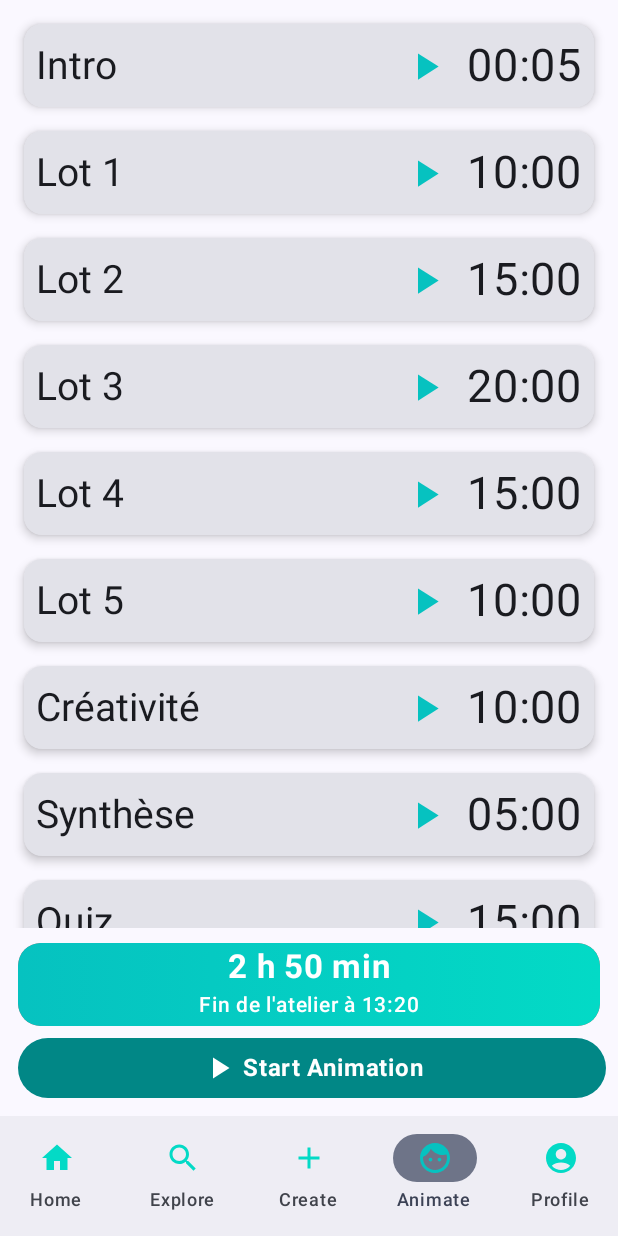
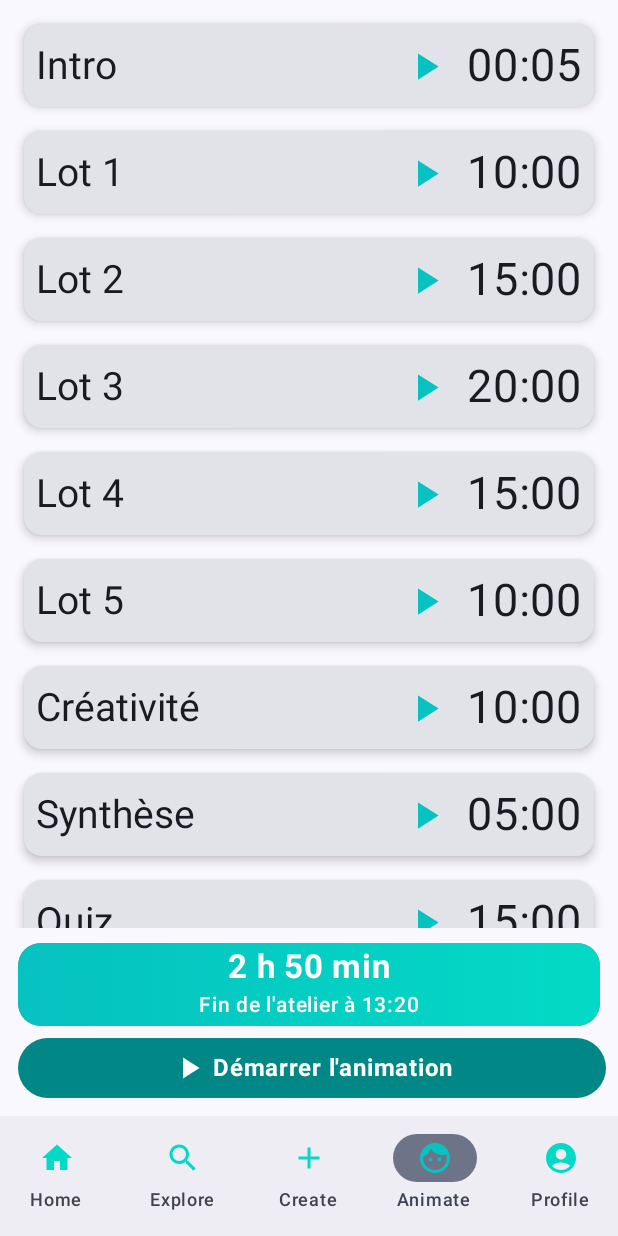
Before and after one commit to davf392/fresque-climat, an Android app built with Jetpack Compose: the screen it shows after launch (MainActivity), item 4 of the bottom bar chosen, on a phone screen of 412 x 824 dp. Run offline under Robolectric (Android 15) with nearby library versions, the phone set to English and light mode, and no system bars.

Commit message:
add string resources

```diff
--- a/app/src/main/java/com/davidfz/animfresque/ui/animate/AnimateScreen.kt
+++ b/app/src/main/java/com/davidfz/animfresque/ui/animate/AnimateScreen.kt
@@ -15,6 +15,7 @@ import androidx.compose.runtime.mutableStateListOf
 import androidx.compose.runtime.rememberCoroutineScope
 import androidx.compose.ui.Modifier
 import androidx.compose.ui.graphics.Color.Companion.White
+import androidx.compose.ui.res.stringResource
 import androidx.compose.ui.tooling.preview.Preview
 import androidx.compose.ui.tooling.preview.PreviewParameter
 import androidx.compose.ui.tooling.preview.PreviewParameterProvider
@@ -61,7 +62,7 @@ fun AnimateScreen(
                 onClick = { viewModel.startStopAnimation() },
                 modifier = Modifier.weight(1f).padding(start = 4.dp, top = 4.dp),
                 icon = state.animationPlayState.iconAnimation,
-                text = state.animationPlayState.iconButtonText
+                text = stringResource(state.animationPlayState.iconButtonText)
             )
 
             if (state.animationPlayState.isPlaying) {
--- a/app/src/main/java/com/davidfz/animfresque/ui/animate/AnimationPlayState.kt
+++ b/app/src/main/java/com/davidfz/animfresque/ui/animate/AnimationPlayState.kt
@@ -6,14 +6,15 @@ import androidx.compose.material.icons.filled.PlayArrow
 import androidx.compose.material.icons.filled.PlayCircle
 import androidx.compose.material.icons.filled.Stop
 import androidx.compose.ui.graphics.vector.ImageVector
+import com.davidfz.animfresque.R
 
 enum class AnimationPlayState(
     val isPlaying: Boolean,
     val iconAnimation: ImageVector,
     val iconPlayPause: ImageVector,
-    val iconButtonText: String?
+    val iconButtonText: Int
 ) {
-    RESUMED(true, Icons.Filled.Stop, Icons.Filled.Pause, "Stop Animation"),
-    PAUSED(true, Icons.Filled.Stop, Icons.Filled.PlayArrow, "Stop Animation"),
-    STOPPED(false, Icons.Filled.PlayArrow, Icons.Filled.PlayCircle /* not used */, "Start Animation")
+    RESUMED(true, Icons.Filled.Stop, Icons.Filled.Pause, R.string.stop_animation),
+    PAUSED(true, Icons.Filled.Stop, Icons.Filled.PlayArrow, R.string.stop_animation),
+    STOPPED(false, Icons.Filled.PlayArrow, Icons.Filled.PlayCircle /* not used */, R.string.start_animation)
 }
--- a/app/src/main/java/com/davidfz/animfresque/ui/animate/components/AnimationControlButton.kt
+++ b/app/src/main/java/com/davidfz/animfresque/ui/animate/components/AnimationControlButton.kt
@@ -16,9 +16,11 @@ import androidx.compose.ui.Alignment
 import androidx.compose.ui.Modifier
 import androidx.compose.ui.graphics.Color.Companion.White
 import androidx.compose.ui.graphics.vector.ImageVector
+import androidx.compose.ui.res.stringResource
 import androidx.compose.ui.text.font.FontWeight
 import androidx.compose.ui.tooling.preview.Preview
 import androidx.compose.ui.unit.dp
+import com.davidfz.animfresque.R
 import com.davidfz.animfresque.ui.theme.FresqueClimatColors
 
 @Composable
@@ -63,6 +65,6 @@ fun AnimationControlButtonPreview() {
     AnimationControlButton(
         modifier = Modifier.width(400.dp),
         icon = Icons.Filled.PlayArrow,
-        text = "Start Animation"
+        text = stringResource(R.string.start_animation)
     )
 }
--- a/app/src/main/java/com/davidfz/animfresque/ui/animate/components/AnimationPhaseItem.kt
+++ b/app/src/main/java/com/davidfz/animfresque/ui/animate/components/AnimationPhaseItem.kt
@@ -29,6 +29,8 @@ import androidx.compose.ui.unit.dp
 import androidx.compose.ui.unit.sp
 import com.davidfz.animfresque.ui.theme.FresqueClimatColors
 import androidx.compose.ui.graphics.*
+import androidx.compose.ui.res.stringResource
+import com.davidfz.animfresque.R
 import com.davidfz.animfresque.ui.animate.AnimationPhaseUiState
 import com.davidfz.animfresque.ui.animate.CountDownTimer
 import kotlinx.coroutines.CoroutineScope
@@ -100,7 +102,7 @@ fun AnimationPhaseItem(
                         // timer play or pause button
                         Icon(
                             imageVector = if (isTimerRunning) Icons.Filled.Pause else Icons.Filled.PlayArrow,
-                            contentDescription = if (isTimerRunning) "Pause" else "Start",
+                            contentDescription = stringResource(if (isTimerRunning) R.string.pause_animation else R.string.play_animation),
                             tint = FresqueClimatColors.Primary,
                             modifier = Modifier.size(30.dp)
                         )
--- a/app/src/main/java/com/davidfz/animfresque/ui/animate/components/AnimationTotalProgressBar.kt
+++ b/app/src/main/java/com/davidfz/animfresque/ui/animate/components/AnimationTotalProgressBar.kt
@@ -16,11 +16,13 @@ import androidx.compose.ui.Modifier
 import androidx.compose.ui.draw.clip
 import androidx.compose.ui.graphics.Brush
 import androidx.compose.ui.graphics.Color
+import androidx.compose.ui.res.stringResource
 import androidx.compose.ui.text.font.FontWeight
 import androidx.compose.ui.tooling.preview.Preview
 import androidx.compose.ui.unit.Dp
 import androidx.compose.ui.unit.dp
 import androidx.compose.ui.unit.sp
+import com.davidfz.animfresque.R
 import com.davidfz.animfresque.ui.theme.FresqueClimatColors.Primary
 import com.davidfz.animfresque.ui.theme.FresqueClimatColors.Secondary
 
@@ -73,7 +75,7 @@ fun AnimationTotalProgressBar(
                     color = Color.White
                 )
                 Text(
-                    text = if (animationIsStarted) plannedEndTimeFormatted else "Fin de l'atelier à $plannedEndTimeFormatted",
+                    text = if (animationIsStarted) plannedEndTimeFormatted else stringResource(R.string.planned_end_time, plannedEndTimeFormatted),
                     fontSize = 14.sp,
                     fontWeight = FontWeight.SemiBold,
                     color = Color.White
--- a/app/src/main/java/com/davidfz/animfresque/ui/animate/components/NumberPicker.kt
+++ b/app/src/main/java/com/davidfz/animfresque/ui/animate/components/NumberPicker.kt
@@ -17,7 +17,9 @@ import androidx.compose.runtime.setValue
 import androidx.compose.ui.Alignment
 import androidx.compose.ui.Modifier
 import androidx.compose.ui.graphics.Color.Companion.White
+import androidx.compose.ui.res.stringResource
 import androidx.compose.ui.tooling.preview.Preview
+import com.davidfz.animfresque.R
 
 @Composable
 fun NumberPicker(
@@ -53,7 +55,7 @@ fun NumberPickerMinutesPreview() {
         value = value,
         onValueChange = { value = it },
         range = 0..59,
-        label = { Text("Minutes") }
+        label = { Text(stringResource(R.string.timer_minutes)) }
     )
 }
 
@@ -67,6 +69,6 @@ fun NumberPickerSecondsPreview(
         value = value,
         onValueChange = { value = it },
         range = 0..59,
-        label = { Text("Secondes") }
+        label = { Text(stringResource(R.string.timer_seconds)) }
     )
 }
--- a/app/src/main/res/values/strings.xml
+++ b/app/src/main/res/values/strings.xml
@@ -1,4 +1,20 @@
 <resources>
     <string name="app_name">AnimFresque</string>
     <string name="title_activity_main">MainActivity</string>
+
+    <string name="start_animation">Démarrer l\'animation</string>
+    <string name="stop_animation">Arrêter l\'animation</string>
+    <string name="play_animation">Lecture</string>
+    <string name="pause_animation">Pause</string>
+    <string name="next_phase">Suivant</string>
+    <string name="reset_timer">Réinitialiser</string>
+    <string name="elapsed_time">Temps écoulé: %s</string>
+    <string name="remaining_time">Temps restant: %s</string>
+    <string name="planned_end_time">Fin de l\'atelier à %s</string>
+    <string name="timer_finished">Temps écoulé !</string>
+    <string name="modify_timer_duration">Modifier la durée</string>
+    <string name="timer_minutes">Minutes</string>
+    <string name="timer_seconds">Secondes</string>
+    <string name="button_ok">OK</string>
+    <string name="button_cancel">Annuler</string>
 </resources>
--- a/app/src/main/res/values/themes.xml
+++ b/app/src/main/res/values/themes.xml
@@ -1,5 +1,4 @@
 <?xml version="1.0" encoding="utf-8"?>
 <resources>
-
     <style name="Theme.FreskTheme" parent="android:Theme.Material.Light.NoActionBar" />
 </resources>
```
Also changed, not shown: app/src/main/java/com/davidfz/animfresque/ui/animate/components/TimePickerDialog.kt (+9 -6 lines), 1 other file.
